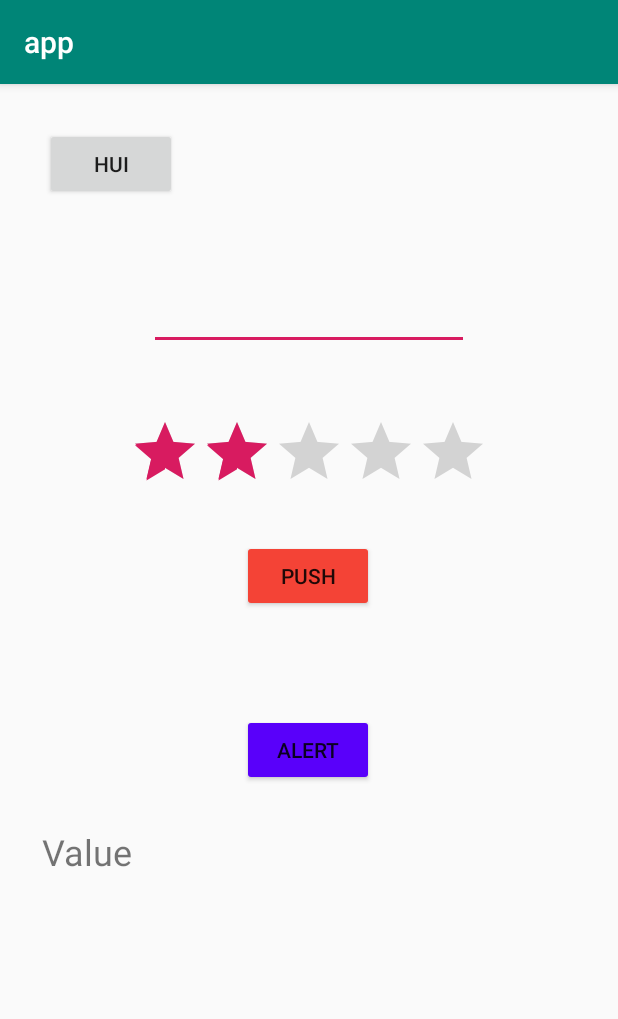
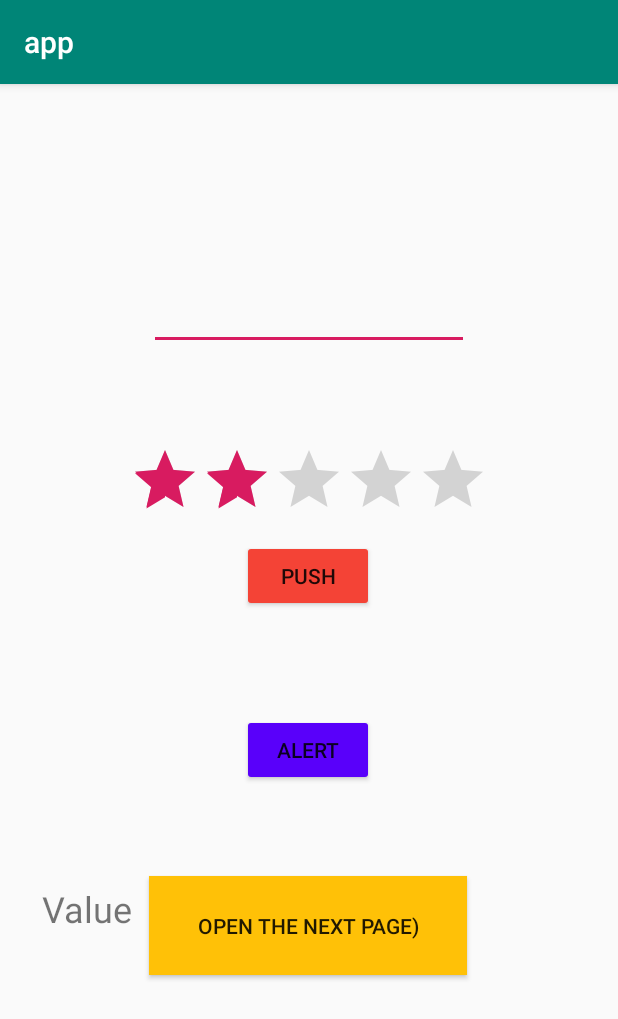
Before and after one commit to Jovakinn/AndroidApp, an Android app: the screen it shows after launch (MainActivity), on a phone screen of 412 x 824 dp. Shown: the top 1019 px of the screen. Run offline under Robolectric (Android 15) with nearby library versions, the phone set to English and light mode, and no system bars.

Commit message:
Add some new activities

```diff
--- a/app/build.gradle
+++ b/app/build.gradle
@@ -23,6 +23,9 @@ dependencies {
     implementation fileTree(dir: 'libs', include: ['*.jar'])
     implementation 'androidx.appcompat:appcompat:1.1.0'
     implementation 'androidx.constraintlayout:constraintlayout:1.1.3'
+    implementation 'com.google.android.material:material:1.0.0'
+    implementation 'androidx.navigation:navigation-fragment:2.0.0'
+    implementation 'androidx.navigation:navigation-ui:2.0.0'
     testImplementation 'junit:junit:4.12'
     androidTestImplementation 'androidx.test.ext:junit:1.1.1'
     androidTestImplementation 'androidx.test.espresso:espresso-core:3.2.0'
--- a/app/src/main/java/com/example/app/MainActivity.java
+++ b/app/src/main/java/com/example/app/MainActivity.java
@@ -4,6 +4,7 @@ import androidx.appcompat.app.AlertDialog;
 import androidx.appcompat.app.AppCompatActivity;
 
 import android.content.DialogInterface;
+import android.content.Intent;
 import android.content.res.ColorStateList;
 import android.graphics.Color;
 import android.os.Bundle;
@@ -17,7 +18,7 @@ import android.widget.Toast;
 public class MainActivity extends AppCompatActivity {
 
     private EditText password;
-    private Button button, button_alert, button2;
+    private Button button, button_alert, act_change;
     private RatingBar rating;
     private TextView text_show;
 
@@ -32,7 +33,15 @@ public class MainActivity extends AppCompatActivity {
         password = (EditText) findViewById(R.id.editText);
         button = (Button) findViewById(R.id.button);
         button_alert = (Button) findViewById(R.id.alert);
-        button2 = (Button) findViewById(R.id.button2);
+        act_change = (Button) findViewById(R.id.act_change);
+
+        act_change.setOnClickListener(new View.OnClickListener() {
+            @Override
+            public void onClick(View v) {
+                Intent intent = new Intent(".SecondActivity");
+                startActivity(intent);
+            }
+        });
 
         button.setOnClickListener(new View.OnClickListener() {
             @Override
@@ -47,16 +56,6 @@ public class MainActivity extends AppCompatActivity {
                 ).show();
             }
         });
-
-        button2.setOnClickListener(new View.OnClickListener() {
-            @Override
-            public void onClick(View v) {
-
-                button2.setText("oops)");
-                button2.setBackgroundTintList(ColorStateList.valueOf(Color.RED));
-            }
-        });
-
 
         rating = (RatingBar) findViewById(R.id.ratingBar);
         text_show = (TextView) findViewById(R.id.textView);
--- a/app/src/main/res/layout/activity_main.xml
+++ b/app/src/main/res/layout/activity_main.xml
@@ -14,6 +14,20 @@
             android:backgroundTint="#5900FA"
             android:backgroundTintMode="src_in"
             android:text="Alert"
+            app:layout_constraintEnd_toEndOf="parent"
+            app:layout_constraintHorizontal_bias="0.498"
+            app:layout_constraintStart_toStartOf="parent"
+            app:layout_constraintTop_toBottomOf="@+id/button" />
+
+    <Button
+            android:id="@+id/act_change"
+            android:layout_width="212dp"
+            android:layout_height="66dp"
+            android:layout_marginTop="176dp"
+            android:background="#FFFFFF"
+            android:backgroundTint="#FFC107"
+            android:backgroundTintMode="src_in"
+            android:text="Open the next page)"
             app:layout_constraintEnd_toEndOf="parent"
             app:layout_constraintHorizontal_bias="0.498"
             app:layout_constraintStart_toStartOf="parent"
@@ -66,19 +80,6 @@
             android:text="Value"
             android:textSize="24sp"
             app:layout_constraintBottom_toBottomOf="parent"
-            app:layout_constraintStart_toStartOf="parent"
-            app:layout_constraintTop_toBottomOf="@+id/button2" />
-
-    <Button
-            android:id="@+id/button2"
-            android:layout_width="wrap_content"
-            android:layout_height="wrap_content"
-            android:layout_marginStart="30dp"
-            android:layout_marginTop="29dp"
-            android:layout_marginBottom="418dp"
-            android:text="Hui"
-            app:layout_constraintBottom_toTopOf="@+id/textView"
-            app:layout_constraintStart_toStartOf="parent"
-            app:layout_constraintTop_toTopOf="parent" />
+            app:layout_constraintStart_toStartOf="parent" />
 
 </androidx.constraintlayout.widget.ConstraintLayout>
--- /dev/null
+++ b/app/src/main/res/values/dimens.xml
@@ -0,0 +1,3 @@
+<resources>
+    <dimen name="fab_margin">16dp</dimen>
+</resources>
--- a/app/src/main/res/values/styles.xml
+++ b/app/src/main/res/values/styles.xml
@@ -8,4 +8,13 @@
         <item name="colorAccent">@color/colorAccent</item>
     </style>
 
+    <style name="AppTheme.NoActionBar">
+        <item name="windowActionBar">false</item>
+        <item name="windowNoTitle">true</item>
+    </style>
+
+    <style name="AppTheme.AppBarOverlay" parent="ThemeOverlay.AppCompat.Dark.ActionBar" />
+
+    <style name="AppTheme.PopupOverlay" parent="ThemeOverlay.AppCompat.Light" />
+
 </resources>
```
Also changed, not shown: app/src/main/AndroidManifest.xml (+12 -0 lines), app/src/main/java/com/example/app/FirstFragment.java (added, +34 -0 lines), app/src/main/java/com/example/app/SecondActivity.java (added, +32 -0 lines), app/src/main/java/com/example/app/SecondFragment.java (added, +34 -0 lines), app/src/main/res/layout/activity_second.xml (added, +33 -0 lines), app/src/main/res/layout/content_second.xml (added, +19 -0 lines), app/src/main/res/layout/fragment_first.xml (added, +28 -0 lines), app/src/main/res/layout/fragment_second.xml (added, +27 -0 lines), app/src/main/res/navigation/nav_graph.xml (added, +28 -0 lines), app/src/main/res/values/strings.xml (+9 -0 lines).
